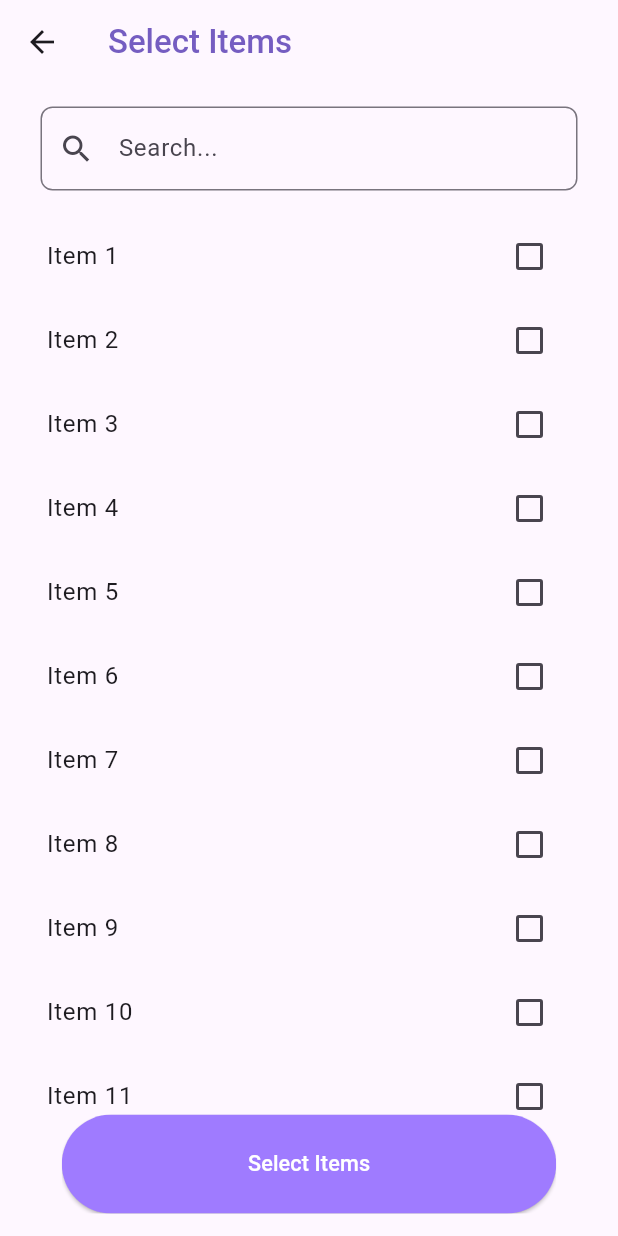
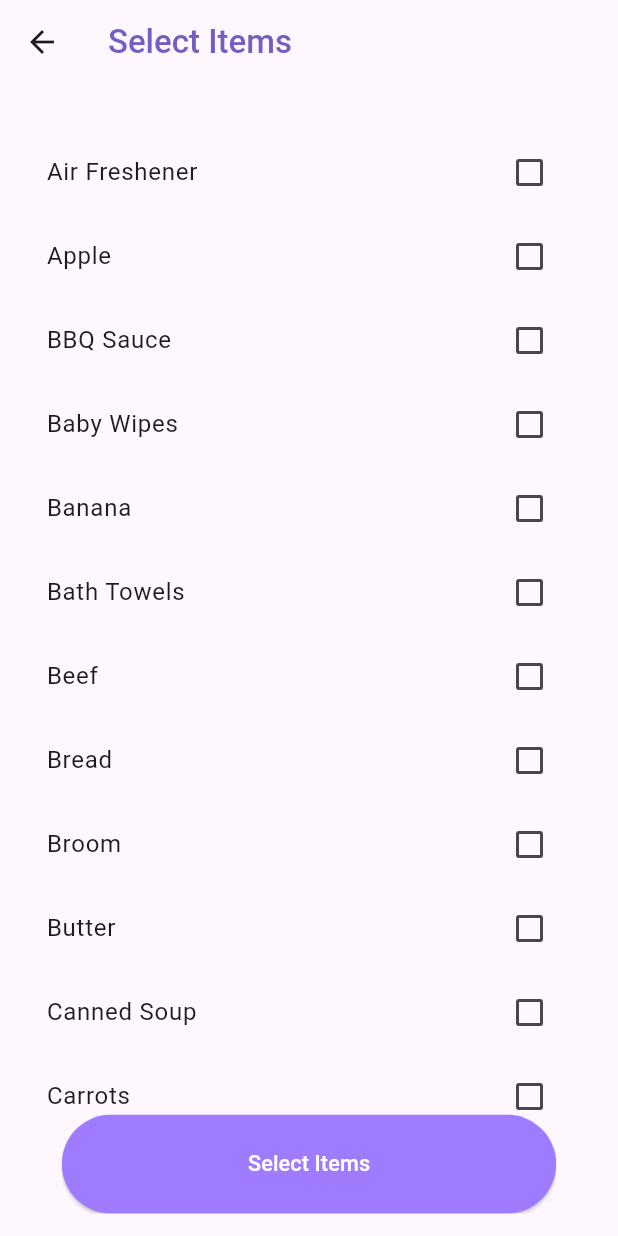
Before and after one commit to kavi9919/StockManageApp, a Flutter app: the SelectableItemListPage screen opened by its route, on a phone screen of 412 x 824 dp. Run offline on Flutter 3.47's test engine with Material 3 defaults, Android fonts, the phone set to English and light mode, and no system bars; Roboto replaces fonts that are missing (Poppins).

```diff
--- a/my_app/lib/main.dart
+++ b/my_app/lib/main.dart
@@ -24,7 +24,6 @@ class MyApp extends StatelessWidget {
         '/home': (context) => const HomePage(),
         '/signup': (context) => SingUpScreen(),
         '/items': (context) => const SelectableItemListPage(),
-        '/free_space': (context) => const FreeSpacePage(),
       },
     );
   }
--- a/my_app/lib/screens/selectable_items.dart
+++ b/my_app/lib/screens/selectable_items.dart
@@ -1,6 +1,8 @@
+import 'dart:convert';
 import 'package:flutter/material.dart';
-import 'package:flutter/widgets.dart';
-import 'package:my_app/widgets/search_bar.dart';
+import 'package:http/http.dart' as http;
+
+import 'select_free_space.dart';
 
 class SelectableItem {
   final String title;
@@ -10,22 +12,168 @@ class SelectableItem {
 }
 
 class SelectableItemListPage extends StatefulWidget {
-  const SelectableItemListPage({super.key});
+  const SelectableItemListPage({Key? key}) : super(key: key);
 
   @override
-  // ignore: library_private_types_in_public_api
   _SelectableItemListPageState createState() => _SelectableItemListPageState();
 }
 
 class _SelectableItemListPageState extends State<SelectableItemListPage> {
-  List<SelectableItem> items = List.generate(
-    20,
-    (index) => SelectableItem('Item ${index + 1}'),
-  );
+  List<SelectableItem> items = [];
+
+  @override
+  void initState() {
+    super.initState();
+
+    List<String> newItems = [
+      'Air Freshener',
+      'Apple',
+      'BBQ Sauce',
+      'Baby Wipes',
+      'Banana',
+      'Bath Towels',
+      'Beef',
+      'Bread',
+      'Broom',
+      'Butter',
+      'Canned Soup',
+      'Carrots',
+      'Cereal',
+      'Cereal Bars',
+      'Cheese',
+      'Chicken',
+      'Chips',
+      'Cleaning Rags',
+      'Cleaning Spray',
+      'Coffee',
+      'Deodorant',
+      'Diapers',
+      'Dish Soap',
+      'Dishware',
+      'Dustpan',
+      'Eggs',
+      'Extension Cords',
+      'Feminine Hygiene Products',
+      'Garden Hose',
+      'Hair Gel',
+      'Hand Sanitizer',
+      'Honey',
+      'Ice Cream',
+      'Insect Repellent',
+      'Iron',
+      'Ironing Board',
+      'Jam',
+      'Ketchup',
+      'Laundry Detergent',
+      'Lawn Mower',
+      'Light Bulbs',
+      'Mayonnaise',
+      'Milk',
+      'Mop',
+      'Mustard',
+      'Olive Oil',
+      'Onions',
+      'Orange',
+      'Pancake Mix',
+      'Paper Towels',
+      'Pasta',
+      'Peanut Butter',
+      'Pickles',
+      'Plant Fertilizer',
+      'Potatoes',
+      'Power Strips',
+      'Razors',
+      'Rice',
+      'Salmon',
+      'Shampoo',
+      'Shaving Cream',
+      'Shower Gel',
+      'Shrimp',
+      'Soap',
+      'Soda',
+      'Spinach',
+      'Sponges',
+      'Syrup',
+      'Tea',
+      'Tissues',
+      'Toilet Paper',
+      'Tomatoes',
+      'Toothbrush',
+      'Toothpaste',
+      'Trash Bags',
+      'Trash Cans',
+      'Tuna',
+      'Vacuum Cleaner',
+      'Vinegar',
+      'Water',
+      'Yogurt'
+    ];
+
+    // Converting newItems into SelectableItem objects
+    items = newItems.map((itemName) => SelectableItem(itemName)).toList();
+  }
+
+  void _fetchData() async {
+    // Filter selected items
+    List<Map<String, String>> selectedItemsJson = items
+        .where((item) => item.isSelected)
+        .map((item) => {"item": item.title})
+        .toList();
+
+
+    // Example season
+    String season = "Winter"; // Change as needed
+
+    print('Selected Item Names: $selectedItemsJson');
+
+    // Convert selectedItems to JSON
+    String body =
+        json.encode(selectedItemsJson); // Removed wrapping with {"item": ...}
+
+    print('Selected body: $body');
+
+    // Make the API call with season as a query parameter
+    final response = await http
+        .post(
+          Uri.parse(
+              'https://shenuka-fyp-f6da223878dd.herokuapp.com/getItems?season=$season'),
+          headers: <String, String>{
+            'Content-Type': 'application/json; charset=UTF-8',
+          },
+          body: body,
+        )
+        .timeout(const Duration(seconds: 300));
+
+    // Handle response
+    if (response.statusCode == 200) {
+      // If the server returns a 200 OK response, parse the JSON
+      List<dynamic> data = json.decode(response.body);
+      setState(() {
+        // Handle the response data
+        // Here you can update your UI or store the data as needed
+        print(body);
+        print('successfully sent data');
+        print('Response :$data');
+
+        // Navigate to FreeSpacePage with response data
+        Navigator.push(
+          context,
+          MaterialPageRoute(
+            builder: (context) => FreeSpacePage(data: data),
+          ),
+        );
+      });
+    } else {
+      // If the server did not return a 200 OK response,
+      // throw an exception or handle the error accordingly
+      print('Failed to load data: ${response.statusCode}');
+    }
+  }
 
   @override
   Widget build(BuildContext context) {
     final Size screenSize = MediaQuery.of(context).size;
+
     return Scaffold(
       appBar: AppBar(
         title: const Text(
@@ -41,11 +189,14 @@ class _SelectableItemListPageState extends State<SelectableItemListPage> {
         padding: const EdgeInsets.all(15.0),
         child: Column(
           children: [
-            SearchItemBar(
-                controller: TextEditingController(),
-                onSearchChanged: (String value) {
-                  // Handle search functionality here
-                }),
+            // Assuming you have a SearchItemBar widget
+            // Replace it with your implementation
+            // SearchItemBar(
+            //   controller: TextEditingController(),
+            //   onSearchChanged: (String value) {
+            //     // Handle search functionality here
+            //   },
+            // ),
             const SizedBox(height: 16),
             Expanded(
               child: ListView.builder(
@@ -68,12 +219,8 @@ class _SelectableItemListPageState extends State<SelectableItemListPage> {
               child: SizedBox(
                 width: screenSize.width * 0.8,
                 height: screenSize.height * 0.08,
-                //sign in button
                 child: ElevatedButton(
-                  onPressed: () {
-                    //sign in logic
-                    Navigator.of(context).pushNamed('/free_space');
-                  },
+                  onPressed: _fetchData,
                   style: ElevatedButton.styleFrom(
                     backgroundColor: const Color(0xFF9F7BFF),
                   ),
@@ -81,8 +228,7 @@ class _SelectableItemListPageState extends State<SelectableItemListPage> {
                     'Select Items',
                     style: TextStyle(
                       color: Colors.white,
-                      fontSize:
-                          screenSize.width * 0.035, // Responsive font size
+                      fontSize: screenSize.width * 0.035,
                       fontFamily: 'Poppins',
                       fontWeight: FontWeight.w500,
                     ),
--- a/my_app/pubspec.yaml
+++ b/my_app/pubspec.yaml
@@ -35,6 +35,7 @@ dependencies:
   # The following adds the Cupertino Icons font to your application.
   # Use with the CupertinoIcons class for iOS style icons.
   cupertino_icons: ^1.0.6
+  http: ^1.2.1
 
 dev_dependencies:
   flutter_test:
```
Also changed, not shown: my_app/lib/screens/login_page.dart (+41 -4 lines), my_app/lib/screens/select_free_space.dart (+40 -12 lines), my_app/pubspec.lock.
